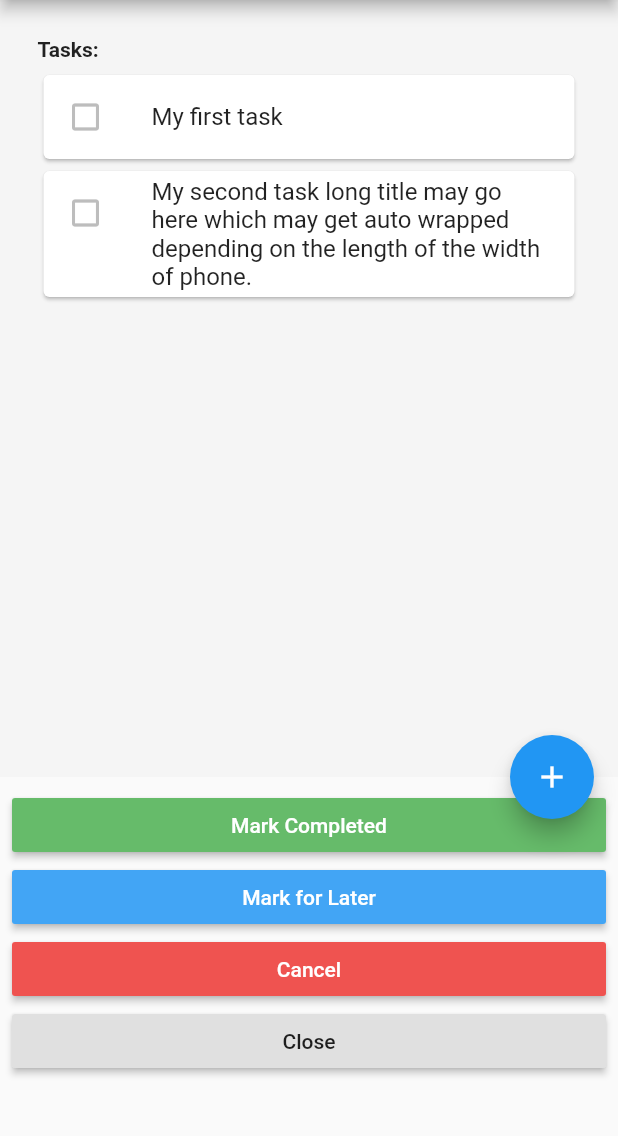
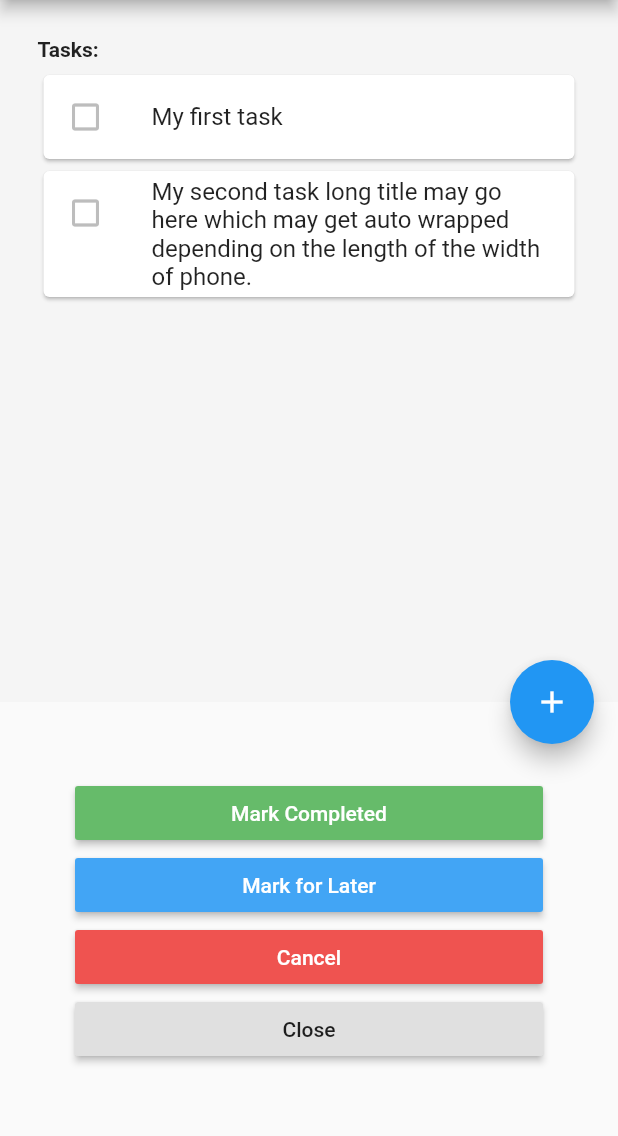
Before and after one commit to dakshhmehta/Daily-Planner-Flutter-App, a Flutter app: the screen it shows after launch, after a tap on "My first task", on a phone screen of 412 x 824 dp, the part 84-1220 px from its top. Run offline on Flutter 3.47's test engine with Material 2 defaults, Android fonts, the phone set to English and light mode, and no system bars.

Commit message:
Bottomsheet button alignment

```diff
--- a/lib/pages/homepage.dart
+++ b/lib/pages/homepage.dart
@@ -71,7 +71,9 @@ class _HomePageState extends State<HomePage> {
                               ? showBottomSheet(
                                   builder: (ctx) {
                                     return Container(
-                                      padding: EdgeInsets.all(8),
+                                      margin: EdgeInsets.only(top: 50),
+                                      padding: EdgeInsetsDirectional.only(
+                                          start: 50, end: 50),
                                       child: Column(
                                         crossAxisAlignment:
                                             CrossAxisAlignment.stretch,
```
